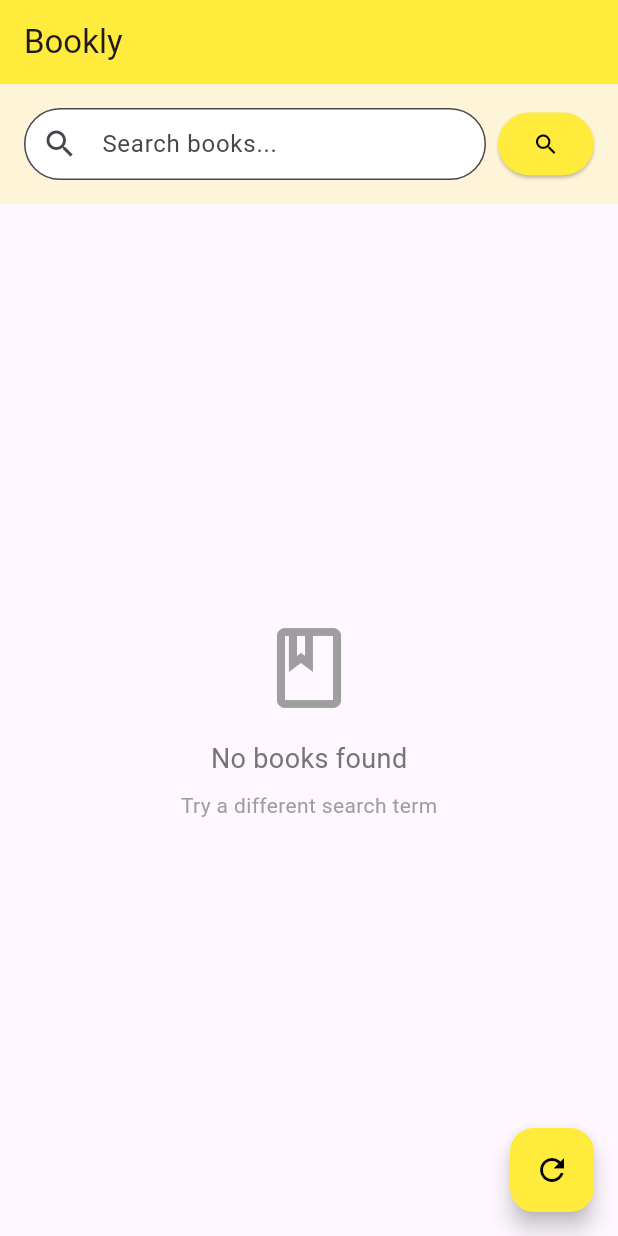
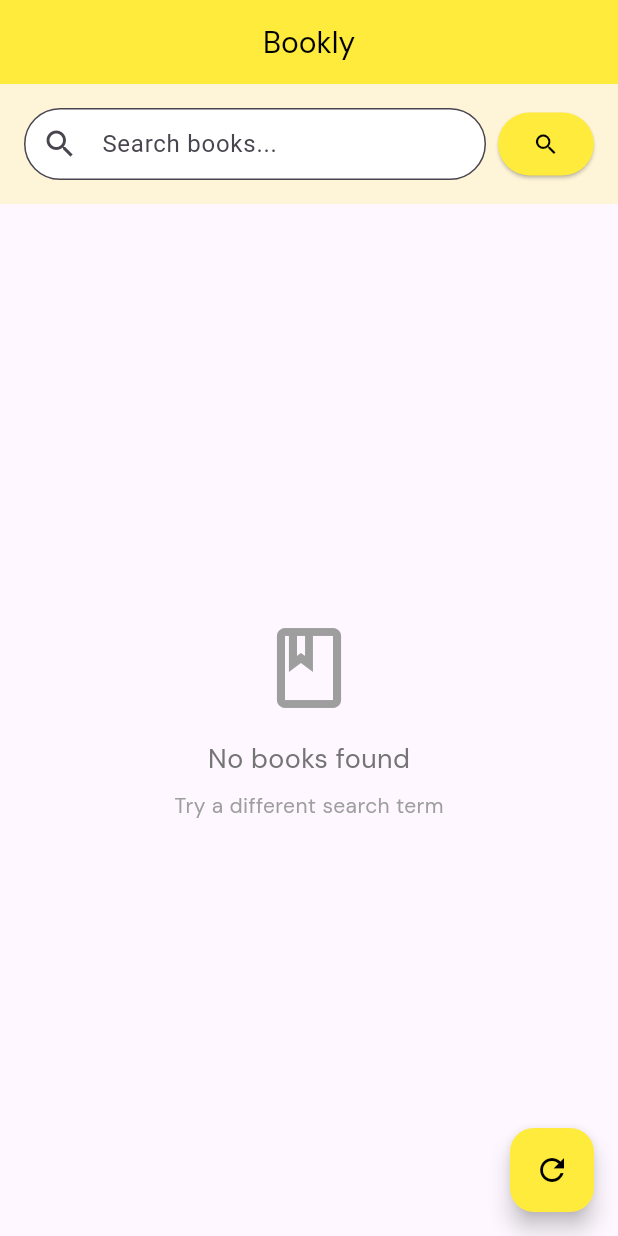
Before and after one commit to NandhithaaMP/Bookly, a Flutter app: the screen it shows after launch, on a phone screen of 412 x 824 dp. Run offline on Flutter 3.47's test engine with Material 3 defaults, Android fonts, the phone set to English and light mode, and no system bars; our stand-ins replace google_fonts.

Commit message:
Adding all  changes

```diff
--- /dev/null
+++ b/lib/constants/textWidget.dart
@@ -0,0 +1,46 @@
+import 'package:flutter/cupertino.dart';
+import 'package:flutter/material.dart';
+import 'package:google_fonts/google_fonts.dart';
+
+class Text_Widget extends StatelessWidget {
+
+  final String text;
+  final Color? color;
+  final FontWeight? fontweight;
+  final double fontSize;
+  final TextAlign? textAlign;
+  final TextOverflow? textOverflow;
+  final int? maxLines;
+  final FontStyle? fontStyle;
+
+  const Text_Widget( {super.key,
+    required this.text,
+    this.color,
+    this.fontweight,
+    required this.fontSize,
+    this.textAlign,
+    this.textOverflow,
+    this.maxLines,
+    this.fontStyle,
+  }
+      );
+
+  @override
+  Widget build(BuildContext context) {
+    return
+      Text(
+        text,style: GoogleFonts.dmSans(
+        textStyle: TextStyle(
+
+          color: color ?? Colors.black,
+          fontWeight:fontweight??FontWeight.w400,
+          fontSize: fontSize,
+          overflow: textOverflow,
+          fontStyle: fontStyle ?? FontStyle.normal,
+
+        ),
+      ),textAlign: textAlign,
+        maxLines: maxLines,
+      );
+  }
+}
--- a/lib/view/homeScreen.dart
+++ b/lib/view/homeScreen.dart
@@ -1,4 +1,5 @@
 import 'package:bookly/constants/navigations.dart';
+import 'package:bookly/constants/textWidget.dart';
 import 'package:bookly/controller/mainProvider.dart';
 import 'package:flutter/cupertino.dart';
 import 'package:flutter/material.dart';
@@ -13,8 +14,9 @@ class HomeScreen extends StatelessWidget {
   Widget build(BuildContext context) {
     return Scaffold(
       appBar: AppBar(
-        title: Text('Bookly'),
+        title: Text_Widget(text: 'Bookly',fontSize: 20,),
         backgroundColor: Colors.yellow,
+        centerTitle: true,
       ),
       body: Column(
         children: [
@@ -31,11 +33,11 @@ class HomeScreen extends StatelessWidget {
                     child: Column(
                       mainAxisAlignment: MainAxisAlignment.center,
                       children: [
-                        Text('Error: ${provider.error}'),
+                        Text_Widget(text: 'Error: ${provider.error}', fontSize: 10,),
                         SizedBox(height: 16),
                         ElevatedButton(
                           onPressed: () => provider.fetchBooks(context),
-                          child: Text('Try Again'),
+                          child: Text_Widget(text: 'Try Again',fontSize: 12,),
                         ),
                       ],
                     ),
@@ -49,15 +51,13 @@ class HomeScreen extends StatelessWidget {
                       children: [
                         Icon(Icons.book_outlined, size: 64, color: Colors.grey),
                         SizedBox(height: 16),
-                        Text(
-                          'No books found',
-                          style: TextStyle(fontSize: 18, color: Colors.grey[600]),
-                        ),
+                        Text_Widget(text:
+                          'No books found',fontSize: 18, color: Colors.grey[600]),
+
                         SizedBox(height: 8),
-                        Text(
-                          'Try a different search term',
-                          style: TextStyle(fontSize: 14, color: Colors.grey),
-                        ),
+                        Text_Widget(text:
+                          'Try a different search term',fontSize: 14, color: Colors.grey),
+
                       ],
                     ),
                   );
@@ -65,9 +65,9 @@ class HomeScreen extends StatelessWidget {
 
                 return NotificationListener<ScrollNotification>(
                   onNotification: (ScrollNotification scrollInfo) {
-                    // Check if we're at the bottom of the list
+
                     if (scrollInfo.metrics.pixels == scrollInfo.metrics.maxScrollExtent) {
-                      // Load more books when we reach the bottom
+
                       if (provider.hasMoreData && !provider.isLoadingMore) {
                         provider.loadMoreBooks(context);
                       }
@@ -77,7 +77,7 @@ class HomeScreen extends StatelessWidget {
                   child: ListView.builder(
                     itemCount: provider.books.length + (provider.hasMoreData ? 1 : 0),
                     itemBuilder: (context, index) {
-                      // Show loading indicator at the bottom while loading more books
+
                       if (index == provider.books.length) {
                         return Center(
                           child: Padding(
@@ -104,7 +104,7 @@ class HomeScreen extends StatelessWidget {
       ),
       floatingActionButton: FloatingActionButton(
         onPressed: () {
-          // Refresh books using current search query
+
           Provider.of<MainProvider>(context, listen: false).fetchBooks(
               context,
               query: Provider.of<MainProvider>(context, listen: false).searchQuery.isNotEmpty
@@ -120,7 +120,6 @@ class HomeScreen extends StatelessWidget {
   }
 }
 
-// BookSearchBar remains mostly the same
 class BookSearchBar extends StatelessWidget {
   final TextEditingController _searchController = TextEditingController();
 
@@ -223,23 +222,21 @@ class BookCard extends StatelessWidget {
               child: Column(
                 crossAxisAlignment: CrossAxisAlignment.start,
                 children: [
-                  Text(
+                  Text_Widget(text:
                     book.title,
-                    style: TextStyle(
                       fontSize: 18,
-                      fontWeight: FontWeight.bold,
-                    ),
+                      fontweight: FontWeight.bold,
+
                   ),
                   SizedBox(height: 8),
-                  Text(
+                  Text_Widget(text:
                     'Author(s): ${book.authors.isEmpty ? 'Unknown' : book.authors.join(", ")}',
-                    style: TextStyle(fontSize: 14),
+                   fontSize: 14
                   ),
                   SizedBox(height: 4),
                   if (book.firstPublishYear != null)
-                    Text(
-                      'Published: ${book.firstPublishYear}',
-                      style: TextStyle(fontSize: 14),
+                    Text_Widget(text:
+                      'Published: ${book.firstPublishYear}',fontSize: 14
                     ),
                 ],
               ),
--- a/pubspec.yaml
+++ b/pubspec.yaml
@@ -37,6 +37,8 @@ dependencies:
   cupertino_icons: ^1.0.8
   http: ^1.3.0
   provider: ^6.1.4
+  get_it: ^7.6.4
+  google_fonts: ^6.2.1
 
 dev_dependencies:
   flutter_test:
```
Also changed, not shown: lib/view/detailScreen.dart (+17 -18 lines), lib/view/splashScreen.dart (+5 -8 lines), pubspec.lock, 7 other files.
